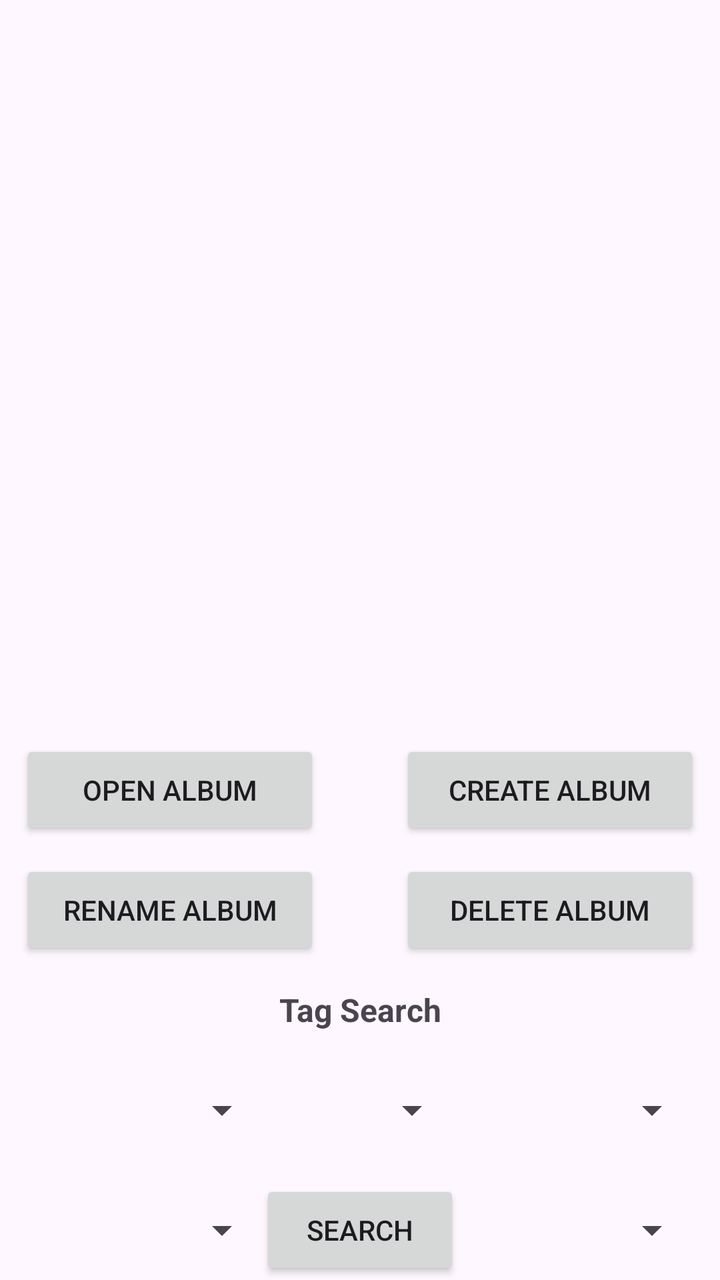
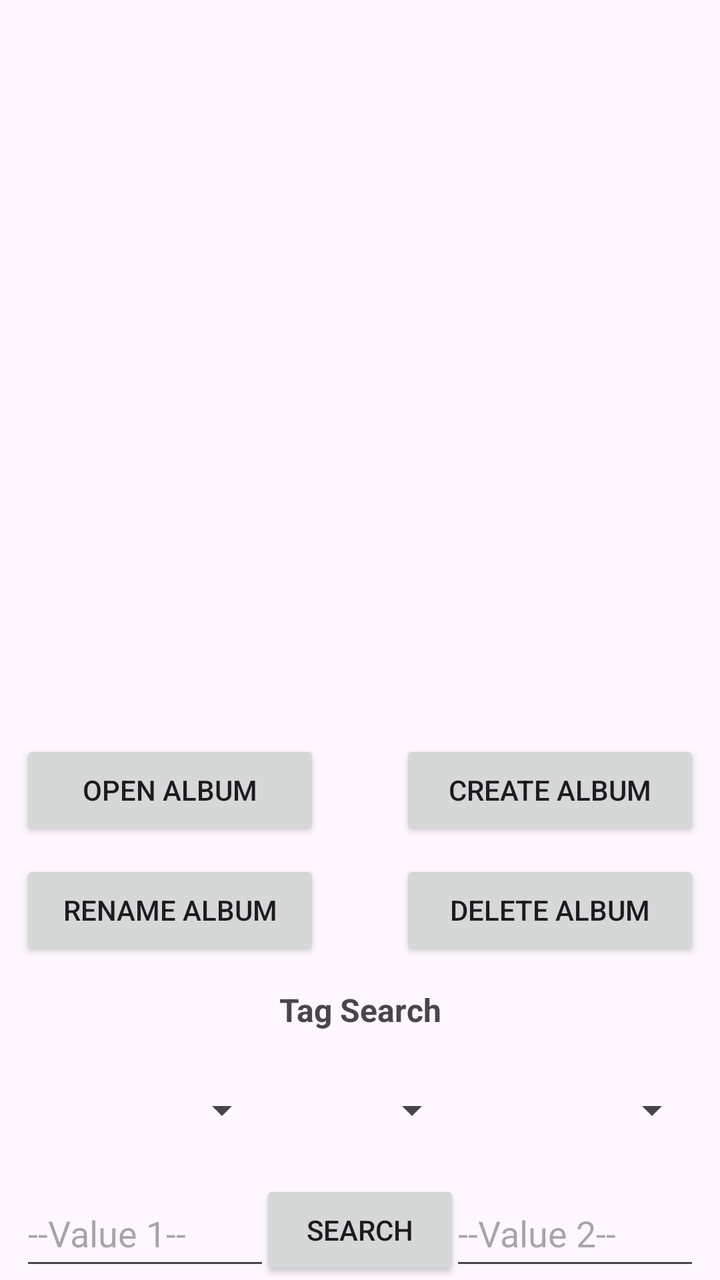

Before-and-after screenshots of an Android layout around one commit, followed by the original layout XML and the change that was made.
<!-- AndroidManifest.xml: application theme Theme.Android45 -->
<!-- res/layout/activity_main.xml -->
<?xml version="1.0" encoding="utf-8"?>
<androidx.constraintlayout.widget.ConstraintLayout xmlns:android="http://schemas.android.com/apk/res/android"
    xmlns:app="http://schemas.android.com/apk/res-auto"
    xmlns:tools="http://schemas.android.com/tools"
    android:id="@+id/main"
    android:layout_width="match_parent"
    android:layout_height="match_parent"
    tools:context=".MainActivity">

    <HorizontalScrollView
        android:id="@+id/albumScroll"
        android:layout_width="match_parent"
        android:layout_height="350dp"
        app:layout_constraintTop_toTopOf="parent"
        app:layout_constraintStart_toStartOf="parent"
        app:layout_constraintEnd_toEndOf="parent"
        android:layout_marginTop="10dp"
        android:layout_marginStart="10dp"
        android:layout_marginEnd="10dp">

        <LinearLayout
            android:id="@+id/albumScrollContainer"
            android:layout_width="match_parent"
            android:layout_height="wrap_content"
            android:orientation="horizontal">















        </LinearLayout>

    </HorizontalScrollView>

    <Button
        android:id="@+id/openAlbumButon"
        android:text="Open Album"
        android:layout_width="150dp"
        android:layout_height="50dp"
        app:layout_constraintTop_toBottomOf="@id/albumScroll"
        app:layout_constraintStart_toStartOf="parent"
        android:layout_marginStart="10dp"
        android:layout_marginTop="10dp">
    </Button>

    <Button
        android:id="@+id/createAlbumButon"
        android:text="Create Album"
        android:layout_width="150dp"
        android:layout_height="50dp"
        app:layout_constraintTop_toTopOf="@id/openAlbumButon"
        app:layout_constraintEnd_toEndOf="parent"
        android:layout_marginEnd="10dp">
    </Button>

    <Button
        android:id="@+id/renameAlbumButon"
        android:text="Rename Album"
        android:layout_width="150dp"
        android:layout_height="50dp"
        app:layout_constraintTop_toBottomOf="@id/openAlbumButon"
        app:layout_constraintStart_toStartOf="@id/openAlbumButon"
        android:layout_marginTop="10dp">
    </Button>

    <Button
        android:id="@+id/deleteAlbumButon"
        android:text="Delete Album"
        android:layout_width="150dp"
        android:layout_height="50dp"
        app:layout_constraintTop_toTopOf="@id/renameAlbumButon"
        app:layout_constraintEnd_toEndOf="@id/createAlbumButon">
    </Button>

    <TextView
        android:id="@+id/tagSearch"
        android:text="Tag Search"
        android:layout_width="150dp"
        android:layout_height="30dp"
        android:gravity="center"
        android:textSize="16sp"
        android:textStyle="bold"
        app:layout_constraintEnd_toEndOf="parent"
        app:layout_constraintStart_toStartOf="parent"
        app:layout_constraintTop_toBottomOf="@id/renameAlbumButon"
        android:layout_marginTop="10dp">
    </TextView>

    <Spinner
        android:id="@+id/tagDropdown1"
        android:layout_width="125dp"
        android:layout_height="50dp"
        app:layout_constraintTop_toBottomOf="@id/tagSearch"
        app:layout_constraintStart_toStartOf="parent"
        android:layout_marginTop="10dp"
        android:layout_marginStart="10dp">
    </Spinner>

    <Spinner
        android:id="@+id/conjunctionBox"
        android:layout_width="100dp"
        android:layout_height="50dp"
        app:layout_constraintTop_toTopOf="@id/tagDropdown1"
        app:layout_constraintStart_toEndOf="@+id/tagDropdown1"
        app:layout_constraintEnd_toStartOf="@id/tagDropdown2">
    </Spinner>

    <Spinner
        android:id="@+id/tagDropdown2"
        android:layout_width="125dp"
        android:layout_height="50dp"
        app:layout_constraintTop_toTopOf="@id/tagDropdown1"
        app:layout_constraintEnd_toEndOf="parent"
        android:layout_marginEnd="10dp">
    </Spinner>

    <Spinner
        android:id="@+id/valueDropdown1"
        android:layout_width="125dp"
        android:layout_height="50dp"
        app:layout_constraintTop_toBottomOf="@id/tagDropdown1"
        app:layout_constraintStart_toStartOf="@id/tagDropdown1"
        android:layout_marginTop="10dp">
    </Spinner>

    <Button
        android:id="@+id/tagSearchButon"
        android:text="Search"
        android:layout_width="100dp"
        android:layout_height="50dp"
        app:layout_constraintTop_toTopOf="@id/valueDropdown1"
        app:layout_constraintStart_toEndOf="@+id/valueDropdown1"
        app:layout_constraintEnd_toStartOf="@id/valueDropdown2">
    </Button>

    <Spinner
        android:id="@+id/valueDropdown2"
        android:layout_width="125dp"
        android:layout_height="50dp"
        app:layout_constraintTop_toTopOf="@id/valueDropdown1"
        app:layout_constraintEnd_toEndOf="@id/tagDropdown2">
    </Spinner>

    <TextView
        android:id="@+id/dateSearch"
        android:text="Date Search"
        android:layout_width="150dp"
        android:layout_height="30dp"
        android:gravity="center"
        android:textSize="16sp"
        android:textStyle="bold"
        app:layout_constraintEnd_toEndOf="parent"
        app:layout_constraintStart_toStartOf="parent"
        app:layout_constraintTop_toBottomOf="@id/tagSearchButon"
        android:layout_marginTop="10dp">
    </TextView>

    <EditText
        android:id="@+id/fromDate"
        android:layout_width="200dp"
        android:layout_height="50dp"
        android:layout_marginStart="10dp"
        android:layout_marginTop="10dp"
        android:ems="10"
        android:inputType="date"
        app:layout_constraintStart_toStartOf="parent"
        app:layout_constraintTop_toBottomOf="@id/dateSearch">
    </EditText>

    <EditText
        android:id="@+id/toDate"
        android:layout_width="200dp"
        android:layout_height="50dp"
        app:layout_constraintTop_toBottomOf="@id/fromDate"
        app:layout_constraintStart_toStartOf="@id/fromDate"
        android:layout_marginTop="10dp"
        android:ems="10"
        android:inputType="date">
    </EditText>

    <Button
        android:id="@+id/dateSearchButon"
        android:text="Search"
        android:layout_width="100dp"
        android:layout_height="50dp"
        app:layout_constraintTop_toTopOf="@id/fromDate"
        app:layout_constraintBottom_toBottomOf="@id/toDate"
        app:layout_constraintStart_toEndOf="@+id/fromDate"
        app:layout_constraintEnd_toEndOf="parent">
    </Button>

</androidx.constraintlayout.widget.ConstraintLayout>
<!-- resources referenced by this layout -->
<resources>
  <style name="Theme.Android45" parent="Base.Theme.Android45" />
  <style name="Base.Theme.Android45" parent="Theme.Material3.DayNight.NoActionBar">
          
          
      </style>
</resources>

<!-- the commit's change to res/layout/activity_main.xml (unified diff, before → after) -->
@@ -23,21 +23,6 @@
             android:layout_width="match_parent"
             android:layout_height="wrap_content"
             android:orientation="horizontal">
-
-
-
-
-
-
-
-
-
-
-
-
-
-
-
         </LinearLayout>
 
     </HorizontalScrollView>
@@ -124,79 +109,58 @@
         android:layout_marginEnd="10dp">
     </Spinner>
 
-    <Spinner
-        android:id="@+id/valueDropdown1"
+    <EditText
+        android:id="@+id/valueField1"
         android:layout_width="125dp"
         android:layout_height="50dp"
         app:layout_constraintTop_toBottomOf="@id/tagDropdown1"
         app:layout_constraintStart_toStartOf="@id/tagDropdown1"
-        android:layout_marginTop="10dp">
-    </Spinner>
+        android:layout_marginTop="10dp"
+        android:inputType="text"
+        android:hint="--Value 1--">
+    </EditText>
 
     <Button
         android:id="@+id/tagSearchButon"
         android:text="Search"
         android:layout_width="100dp"
         android:layout_height="50dp"
-        app:layout_constraintTop_toTopOf="@id/valueDropdown1"
-        app:layout_constraintStart_toEndOf="@+id/valueDropdown1"
-        app:layout_constraintEnd_toStartOf="@id/valueDropdown2">
+        app:layout_constraintTop_toTopOf="@id/valueField1"
+        app:layout_constraintStart_toEndOf="@+id/valueField1"
+        app:layout_constraintEnd_toStartOf="@id/valueField2">
     </Button>
 
-    <Spinner
-        android:id="@+id/valueDropdown2"
+    <EditText
+        android:id="@+id/valueField2"
         android:layout_width="125dp"
         android:layout_height="50dp"
-        app:layout_constraintTop_toTopOf="@id/valueDropdown1"
-        app:layout_constraintEnd_toEndOf="@id/tagDropdown2">
-    </Spinner>
-
-    <TextView
-        android:id="@+id/dateSearch"
-        android:text="Date Search"
-        android:layout_width="150dp"
-        android:layout_height="30dp"
-        android:gravity="center"
-        android:textSize="16sp"
-        android:textStyle="bold"
-        app:layout_constraintEnd_toEndOf="parent"
-        app:layout_constraintStart_toStartOf="parent"
-        app:layout_constraintTop_toBottomOf="@id/tagSearchButon"
-        android:layout_marginTop="10dp">
-    </TextView>
-
-    <EditText
-        android:id="@+id/fromDate"
-        android:layout_width="200dp"
-        android:layout_height="50dp"
-        android:layout_marginStart="10dp"
-        android:layout_marginTop="10dp"
-        android:ems="10"
-        android:inputType="date"
-        app:layout_constraintStart_toStartOf="parent"
-        app:layout_constraintTop_toBottomOf="@id/dateSearch">
+        app:layout_constraintTop_toTopOf="@id/valueField1"
+        app:layout_constraintEnd_toEndOf="@id/tagDropdown2"
+        android:inputType="text"
+        android:hint="--Value 2--">
     </EditText>
 
-    <EditText
-        android:id="@+id/toDate"
-        android:layout_width="200dp"
-        android:layout_height="50dp"
-        app:layout_constraintTop_toBottomOf="@id/fromDate"
-        app:layout_constraintStart_toStartOf="@id/fromDate"
-        android:layout_marginTop="10dp"
-        android:ems="10"
-        android:inputType="date">
-    </EditText>
+    
 
-    <Button
-        android:id="@+id/dateSearchButon"
-        android:text="Search"
-        android:layout_width="100dp"
-        android:layout_height="50dp"
-        app:layout_constraintTop_toTopOf="@id/fromDate"
-        app:layout_constraintBottom_toBottomOf="@id/toDate"
-        app:layout_constraintStart_toEndOf="@+id/fromDate"
-        app:layout_constraintEnd_toEndOf="parent">
-    </Button>
+
+
+
+
+
+
+
+
+
+
+
+
+
+
+
+
+
+
+
+
 
 </androidx.constraintlayout.widget.ConstraintLayout>
